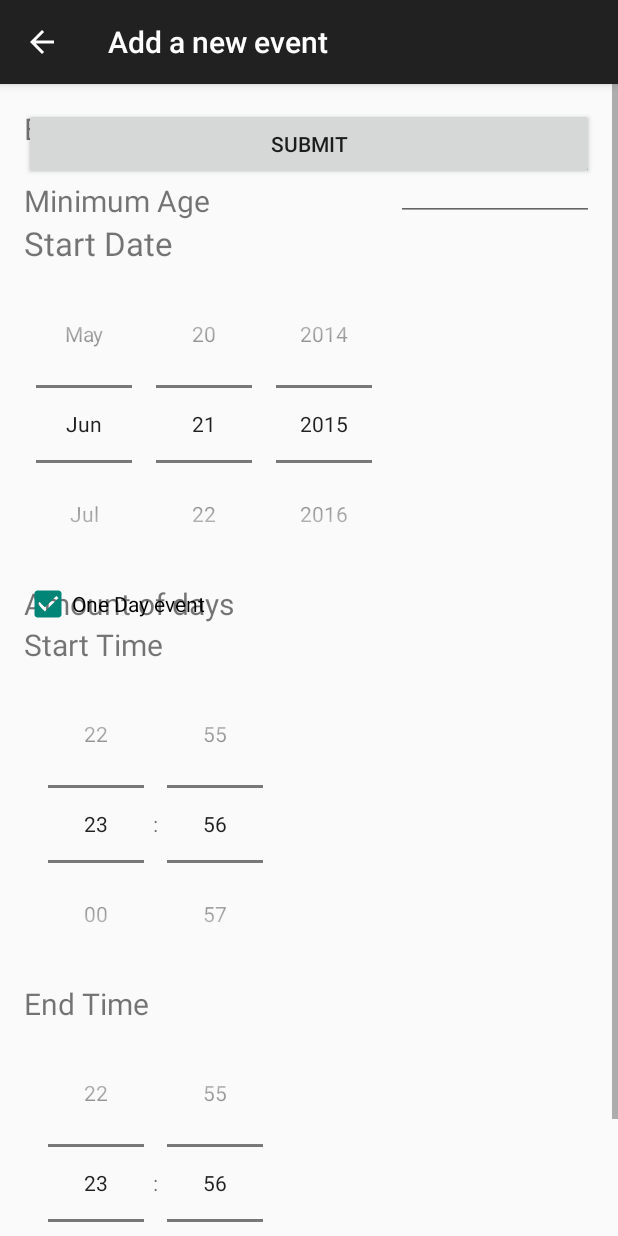
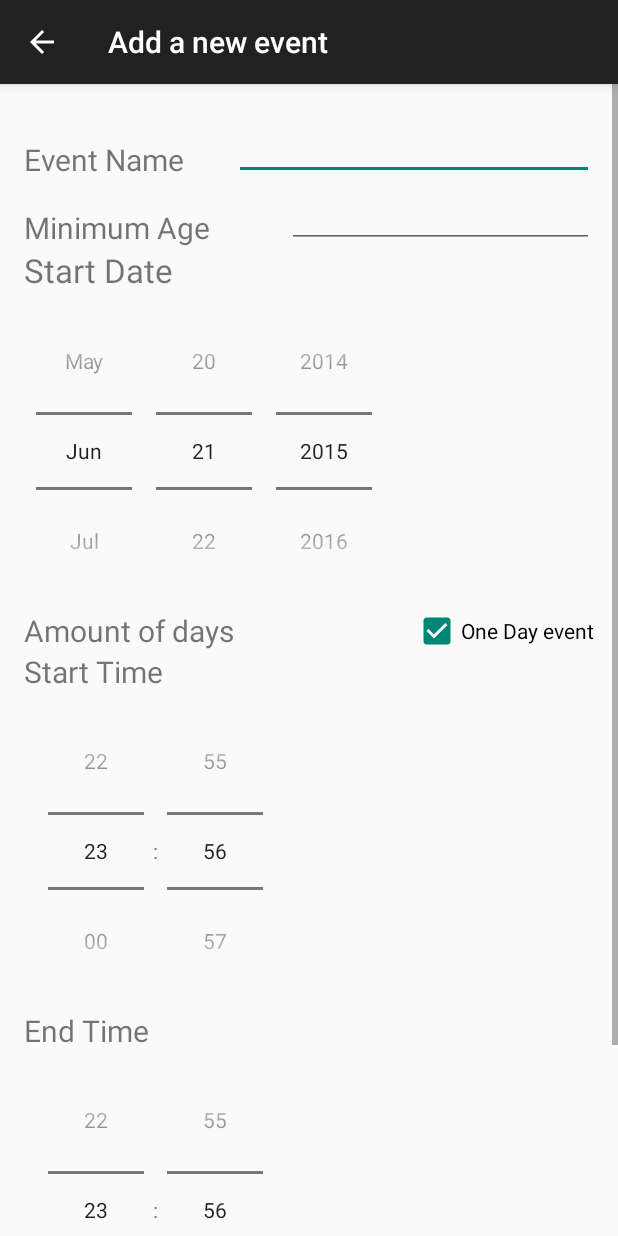
Before and after one commit to renstah/Project-app, an Android app: the NewEventActivity screen opened directly, with no data from a screen before it, on a phone screen of 412 x 824 dp. Run offline under Robolectric (Android 15) with nearby library versions, the phone set to English and light mode, and no system bars; libraries missing offline, so code that uses them is left out: com.loopj.android.

Commit message:
realigned input screen for new event

```diff
--- a/app/src/main/java/nl/hro/projectapp/NewEventActivity.java
+++ b/app/src/main/java/nl/hro/projectapp/NewEventActivity.java
@@ -61,7 +61,10 @@ public class NewEventActivity extends ActionBarActivity {
         DatePicker start_date = (DatePicker) findViewById(R.id.input_start_date);
         // TODO end date
 
-        // get
+        //  TODO datum en tijd parsen in datetime
+
+        // minimum age
+        String minimum_age = (String) findViewById(R.id.input_minimum_age).toString();
 
 
     }
--- a/app/src/main/res/layout/activity_new_event.xml
+++ b/app/src/main/res/layout/activity_new_event.xml
@@ -16,10 +16,10 @@
         android:layout_height="wrap_content"
         android:id="@+id/text_event_name"
         android:textSize="20dp"
-        android:layout_alignBottom="@+id/editText"
         android:layout_alignParentLeft="true"
         android:layout_alignParentStart="true"
-        android:layout_alignParentTop="false" />
+        android:layout_alignParentTop="false"
+        android:layout_alignBottom="@+id/input_event_name" />
 
     <EditText
         android:layout_width="wrap_content"
@@ -32,10 +32,10 @@
         android:textSize="20dp"
         android:layout_alignParentRight="false"
         android:layout_alignParentEnd="true"
-        android:layout_toRightOf="@+id/text_minumum_age"
-        android:layout_toEndOf="@+id/text_minumum_age"
+        android:layout_toEndOf="@+id/text_end_date"
         android:contentDescription="event name here"
-        android:editable="true" />
+        android:editable="true"
+        android:layout_toRightOf="@+id/text_end_date" />
 
     <TextView
         android:text="Minimum Age"
@@ -44,9 +44,12 @@
         android:id="@+id/text_minumum_age"
         android:textSize="20dp"
         android:layout_alignWithParentIfMissing="false"
-        android:layout_below="@+id/input_event_name"
         android:layout_alignParentLeft="true"
-        android:layout_alignParentStart="true" />
+        android:layout_alignParentStart="true"
+        android:layout_alignRight="@+id/text_end_date"
+        android:layout_alignEnd="@+id/text_end_date"
+        android:layout_alignBottom="@+id/input_minimum_age"
+        android:layout_alignParentBottom="false" />
 
     <EditText
         android:layout_width="wrap_content"
@@ -54,10 +57,11 @@
         android:inputType="number"
         android:ems="10"
         android:id="@+id/input_minimum_age"
-        android:layout_alignBottom="@+id/text_minumum_age"
-        android:layout_toRightOf="@+id/input_start_date"
+        android:layout_below="@+id/input_event_name"
         android:layout_alignParentRight="true"
-        android:layout_alignParentEnd="true" />
+        android:layout_alignParentEnd="true"
+        android:layout_toRightOf="@+id/input_start_time"
+        android:layout_toEndOf="@+id/input_start_time" />
 
     <TextView
         android:text="Start Date"
@@ -88,10 +92,7 @@
         android:layout_height="wrap_content"
         android:id="@+id/text_end_date"
         android:textSize="20dp"
-        android:layout_alignWithParentIfMissing="false"
-        android:layout_below="@+id/input_start_date"
-        android:layout_alignParentLeft="true"
-        android:layout_alignParentStart="true" />
+        android:layout_below="@+id/input_start_date" />
 
     <CheckBox
         android:layout_width="wrap_content"
@@ -100,8 +101,8 @@
         android:checked="true"
         android:text="One Day event"
         android:layout_alignTop="@+id/text_end_date"
-        android:layout_alignRight="@+id/editText2"
-        android:layout_alignEnd="@+id/editText2"
+        android:layout_alignRight="@+id/input_minimum_age"
+        android:layout_alignEnd="@+id/input_minimum_age"
         android:layout_alignBottom="@+id/text_end_date" />
 
 
@@ -157,6 +158,7 @@
     <Button
         android:layout_width="fill_parent"
         android:layout_height="wrap_content"
+        android:layout_below="@id/input_end_time"
         android:text="submit"
         android:onClick="submitNewEvent"
         />
```
